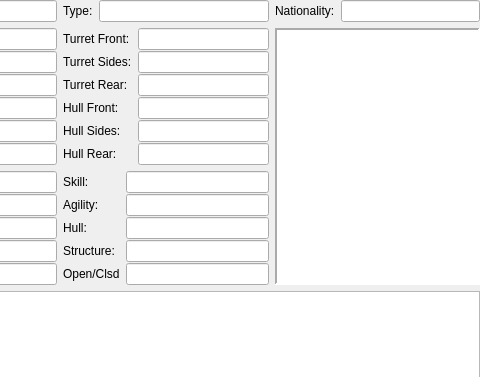
Old version of the form Qt5/Vehicle/vehicleform.ui in the repository GDW-RPG-Scripts/gdw-rpg-vehicles; both pictures show x 360 to 840 and y 0 to 377 of the 840 by 490 pixel window.
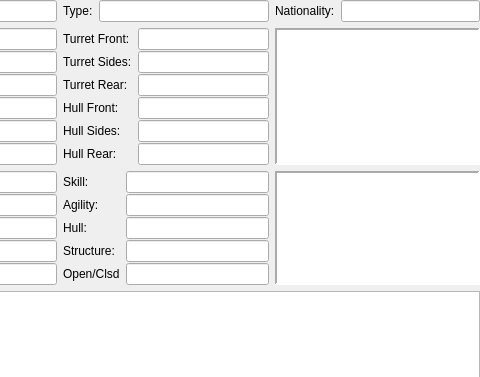
New version of the form.

What changed in the file:
```diff
--- a/Qt5/Vehicle/vehicleform.ui
+++ b/Qt5/Vehicle/vehicleform.ui
@@ -1464,8 +1464,8 @@
        </item>
       </layout>
      </item>
-     <item row="1" column="3" rowspan="2">
-      <widget class="QFrame" name="svgFrame">
+     <item row="1" column="3">
+      <widget class="QFrame" name="topDownFrame">
        <property name="sizePolicy">
         <sizepolicy hsizetype="Preferred" vsizetype="Preferred">
          <horstretch>1</horstretch>
@@ -1495,6 +1495,31 @@
        </property>
       </widget>
      </item>
+     <item row="2" column="3">
+      <widget class="QFrame" name="sideViewFrame">
+       <property name="sizePolicy">
+        <sizepolicy hsizetype="Preferred" vsizetype="Preferred">
+         <horstretch>1</horstretch>
+         <verstretch>0</verstretch>
+        </sizepolicy>
+       </property>
+       <property name="contextMenuPolicy">
+        <enum>Qt::CustomContextMenu</enum>
+       </property>
+       <property name="styleSheet">
+        <string notr="true">background-color: rgb(255, 255, 255);</string>
+       </property>
+       <property name="frameShape">
+        <enum>QFrame::Panel</enum>
+       </property>
+       <property name="frameShadow">
+        <enum>QFrame::Sunken</enum>
+       </property>
+       <property name="lineWidth">
+        <number>2</number>
+       </property>
+      </widget>
+     </item>
     </layout>
    </item>
   </layout>
```
Left out of the diff: 23 changed lines with no effect on the pictures.
